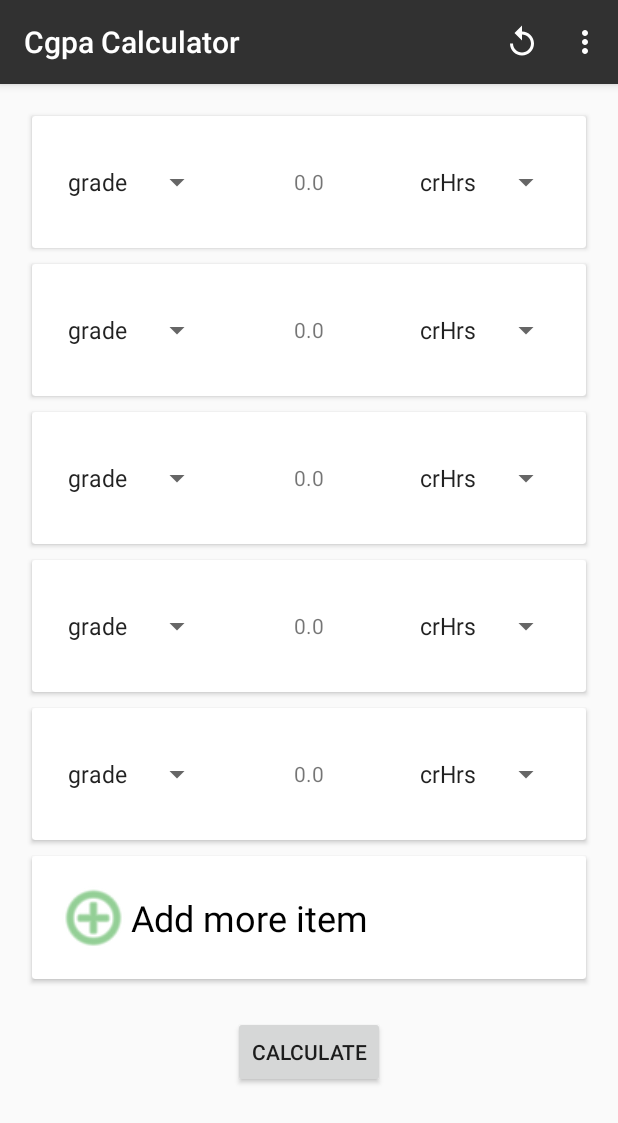
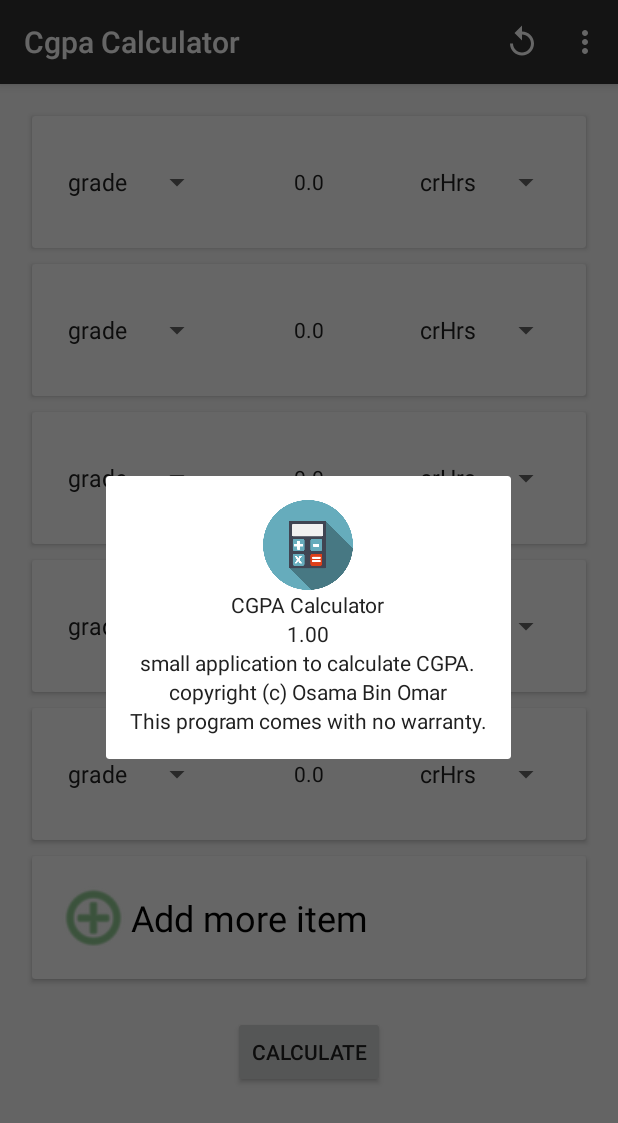
Before and after one commit to bullheadandplato/refactored-fortnight, an Android app: the screen it shows after launch (MainActivity), in the options menu, after a tap on "About", on a phone screen of 412 x 824 dp. Shown: the top 1123 px of the screen. Run offline under Robolectric (Android 15) with nearby library versions, the phone set to English and light mode, and no system bars.

Commit message:
about dialog

```diff
--- a/app/src/main/AndroidManifest.xml
+++ b/app/src/main/AndroidManifest.xml
@@ -4,7 +4,7 @@
 
     <application
         android:allowBackup="true"
-        android:icon="@mipmap/ic_launcher"
+        android:icon="@drawable/calculator"
         android:label="@string/app_name"
         android:supportsRtl="true"
         android:theme="@style/AppTheme">
--- a/app/src/main/java/com/osama/cgpacalculator/MainActivity.java
+++ b/app/src/main/java/com/osama/cgpacalculator/MainActivity.java
@@ -1,5 +1,6 @@
 package com.osama.cgpacalculator;
 
+import android.app.Dialog;
 import android.support.v7.app.AppCompatActivity;
 import android.os.Bundle;
 import android.support.v7.widget.LinearLayoutManager;
@@ -49,8 +50,17 @@ public class MainActivity extends AppCompatActivity {
                 recreate();
                 break;
             }
+            case R.id.about_menuitem:{
+                showAboutDialog();
+            }
         }
         return true;
+    }
+
+    private void showAboutDialog() {
+        Dialog dialog=new Dialog(this);
+        dialog.setContentView(R.layout.about_dialog);
+        dialog.show();
     }
 
     private void setupRecyclerView() {
--- /dev/null
+++ b/app/src/main/res/layout/about_dialog.xml
@@ -0,0 +1,48 @@
+<?xml version="1.0" encoding="utf-8"?>
+<LinearLayout xmlns:android="http://schemas.android.com/apk/res/android"
+    xmlns:app="http://schemas.android.com/apk/res-auto"
+    android:orientation="vertical"
+    android:layout_width="match_parent"
+    android:layout_height="match_parent"
+android:layout_margin="@dimen/activity_horizontal_margin"
+    >
+   <android.support.v7.widget.AppCompatImageView
+       android:layout_width="60dp"
+       android:layout_height="60dp"
+       app:srcCompat="@drawable/calculator"
+       android:layout_gravity="center_horizontal"
+       />
+    <android.support.v7.widget.AppCompatTextView
+        android:layout_width="wrap_content"
+        android:layout_height="wrap_content"
+        android:text="CGPA Calculator"
+        android:layout_gravity="center_horizontal"
+        />
+    <android.support.v7.widget.AppCompatTextView
+        android:layout_width="wrap_content"
+        android:layout_height="wrap_content"
+        android:text="1.00"
+        android:layout_gravity="center_horizontal"
+        />
+    <android.support.v7.widget.AppCompatTextView
+        android:layout_width="wrap_content"
+        android:layout_height="wrap_content"
+        android:text="small application to calculate CGPA."
+        android:layout_gravity="center_horizontal"
+        />
+    <android.support.v7.widget.AppCompatTextView
+        android:layout_width="wrap_content"
+        android:layout_height="wrap_content"
+        android:text="copyright (c) Osama Bin Omar"
+        android:layout_gravity="center_horizontal"
+        />
+    <android.support.v7.widget.AppCompatTextView
+        android:layout_width="wrap_content"
+        android:layout_height="wrap_content"
+        android:text="This program comes with no warranty."
+        android:layout_gravity="center_horizontal"
+        />
+
+
+
+</LinearLayout>
--- a/app/src/main/res/values/colors.xml
+++ b/app/src/main/res/values/colors.xml
@@ -6,7 +6,7 @@
     <color name="secondaryText">#FF5252</color>
     <color name="textColorPrimary">#212121</color>
     <color name="colorAccent">#4caf50</color>
-    <color name="textColorTertiary">#414141</color>
+    <color name="textColorTertiary">#212121</color>
     <color name="folderColor"> #616161</color>
     <color name="dialogButtonColor">#2196f3</color>
 
--- a/app/src/main/res/values/styles.xml
+++ b/app/src/main/res/values/styles.xml
@@ -1,11 +1,11 @@
 <resources>
 
-    <!-- Base application theme. -->
     <style name="AppTheme" parent="Theme.AppCompat.Light.DarkActionBar">
-        <!-- Customize your theme here. -->
         <item name="colorPrimary">@color/colorPrimary</item>
         <item name="colorPrimaryDark">@color/colorPrimaryDark</item>
         <item name="colorAccent">@color/colorAccent</item>
+        <item name="android:textColorPrimary">@color/textColorPrimary</item>
+        <item name="android:textColorTertiary">@color/textColorTertiary</item>
     </style>
 
 </resources>
```
Also changed, not shown: app/src/main/res/drawable/calculator.png (added).
